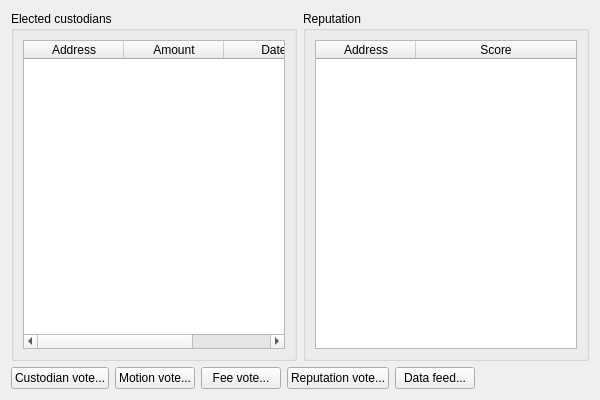
Before: the Qt Designer form src/qt/forms/votepage.ui in CoinGame/BCEShadow, drawn with Qt 5.
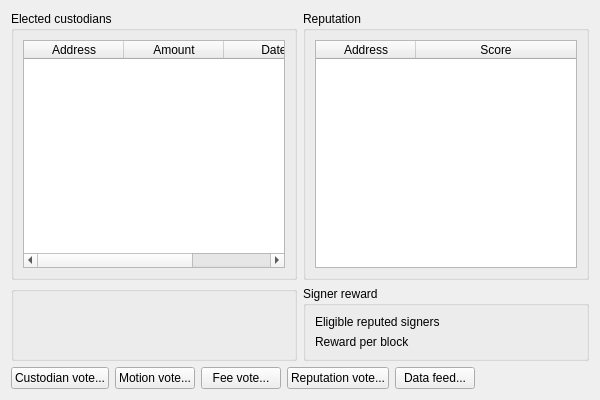
After: the same form once the commit is applied.

Commit message: Reputed signer reward

Patch:
```diff
--- a/src/qt/forms/votepage.ui
+++ b/src/qt/forms/votepage.ui
@@ -16,7 +16,7 @@
   <property name="layoutDirection">
    <enum>Qt::LeftToRight</enum>
   </property>
-  <layout class="QVBoxLayout" name="verticalLayout">
+  <layout class="QVBoxLayout" name="verticalLayout_2">
    <item>
     <layout class="QHBoxLayout" name="horizontalLayout_4">
      <item>
@@ -100,7 +100,56 @@
     </layout>
    </item>
    <item>
-    <layout class="QHBoxLayout" name="horizontalLayout_3"/>
+    <layout class="QHBoxLayout" name="horizontalLayout_3">
+     <item>
+      <widget class="QGroupBox" name="groupBox_4">
+       <property name="title">
+        <string/>
+       </property>
+      </widget>
+     </item>
+     <item>
+      <widget class="QGroupBox" name="groupBox_3">
+       <property name="title">
+        <string>Signer reward</string>
+       </property>
+       <layout class="QVBoxLayout" name="verticalLayout">
+        <item>
+         <layout class="QFormLayout" name="formLayout">
+          <item row="0" column="0">
+           <widget class="QLabel" name="label">
+            <property name="text">
+             <string>Eligible reputed signers</string>
+            </property>
+           </widget>
+          </item>
+          <item row="0" column="1">
+           <widget class="QLabel" name="eligibleSigner">
+            <property name="text">
+             <string/>
+            </property>
+           </widget>
+          </item>
+          <item row="1" column="0">
+           <widget class="QLabel" name="label_3">
+            <property name="text">
+             <string>Reward per block</string>
+            </property>
+           </widget>
+          </item>
+          <item row="1" column="1">
+           <widget class="QLabel" name="signerReward">
+            <property name="text">
+             <string/>
+            </property>
+           </widget>
+          </item>
+         </layout>
+        </item>
+       </layout>
+      </widget>
+     </item>
+    </layout>
    </item>
    <item>
     <layout class="QHBoxLayout" name="horizontalLayout">
```
The commit also changes 20 other files.
